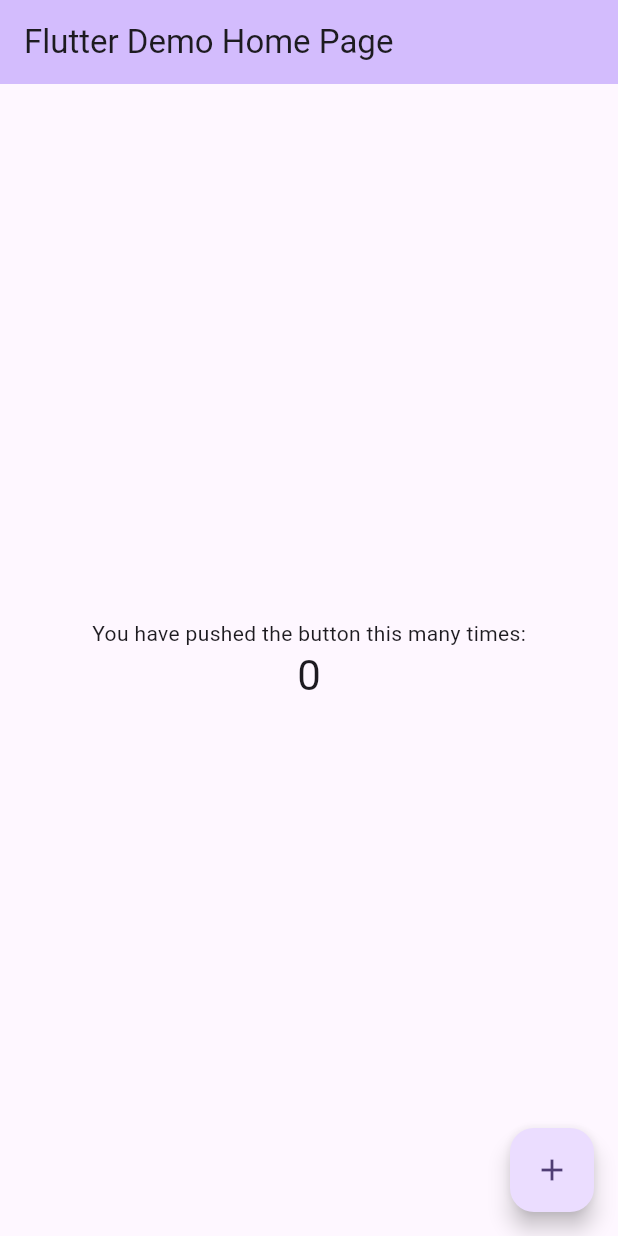
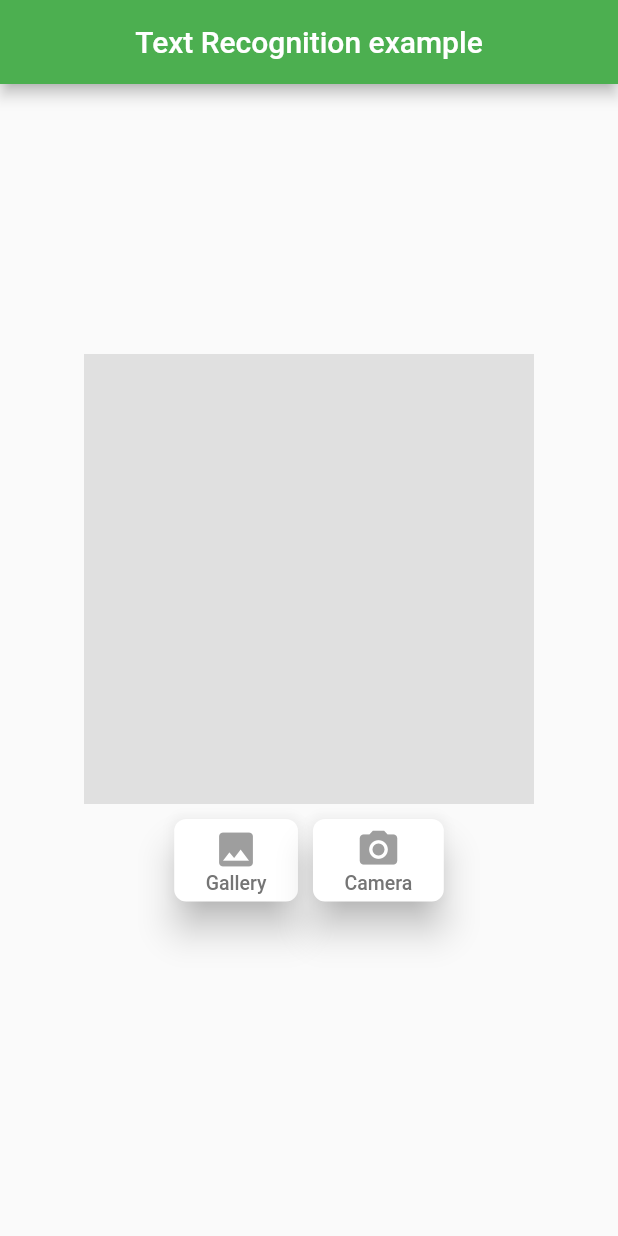
Before and after one commit to Harshrai1023/flutter_image_to_text, a Flutter app: the screen it shows after launch, on a phone screen of 412 x 824 dp. Run offline on Flutter 3.47's test engine with Material 2 defaults, Android fonts, the phone set to English and light mode, and no system bars; our stand-ins replace image_picker; missing offline and left inert: google_mlkit_text_recognition.

Commit message:
Gallery and Camera Functions

```diff
--- a/lib/main.dart
+++ b/lib/main.dart
@@ -1,125 +1,186 @@
+import 'dart:io';
+
 import 'package:flutter/material.dart';
+import 'package:google_mlkit_text_recognition/google_mlkit_text_recognition.dart';
+import 'package:image_picker/image_picker.dart';
 
 void main() {
   runApp(const MyApp());
 }
 
 class MyApp extends StatelessWidget {
-  const MyApp({super.key});
+  const MyApp({Key? key}) : super(key: key);
 
   // This widget is the root of your application.
   @override
   Widget build(BuildContext context) {
     return MaterialApp(
-      title: 'Flutter Demo',
+      debugShowCheckedModeBanner: false,
       theme: ThemeData(
-        // This is the theme of your application.
-        //
-        // TRY THIS: Try running your application with "flutter run". You'll see
-        // the application has a blue toolbar. Then, without quitting the app,
-        // try changing the seedColor in the colorScheme below to Colors.green
-        // and then invoke "hot reload" (save your changes or press the "hot
-        // reload" button in a Flutter-supported IDE, or press "r" if you used
-        // the command line to start the app).
-        //
-        // Notice that the counter didn't reset back to zero; the application
-        // state is not lost during the reload. To reset the state, use hot
-        // restart instead.
-        //
-        // This works for code too, not just values: Most code changes can be
-        // tested with just a hot reload.
-        colorScheme: ColorScheme.fromSeed(seedColor: Colors.deepPurple),
-        useMaterial3: true,
+        primarySwatch: Colors.green,
       ),
-      home: const MyHomePage(title: 'Flutter Demo Home Page'),
+      home: const MyHomePage(),
     );
   }
 }
 
 class MyHomePage extends StatefulWidget {
-  const MyHomePage({super.key, required this.title});
-
-  // This widget is the home page of your application. It is stateful, meaning
-  // that it has a State object (defined below) that contains fields that affect
-  // how it looks.
-
-  // This class is the configuration for the state. It holds the values (in this
-  // case the title) provided by the parent (in this case the App widget) and
-  // used by the build method of the State. Fields in a Widget subclass are
-  // always marked "final".
-
-  final String title;
+  const MyHomePage({Key? key}) : super(key: key);
 
   @override
   State<MyHomePage> createState() => _MyHomePageState();
 }
 
 class _MyHomePageState extends State<MyHomePage> {
-  int _counter = 0;
+  bool textScanning = false;
 
-  void _incrementCounter() {
-    setState(() {
-      // This call to setState tells the Flutter framework that something has
-      // changed in this State, which causes it to rerun the build method below
-      // so that the display can reflect the updated values. If we changed
-      // _counter without calling setState(), then the build method would not be
-      // called again, and so nothing would appear to happen.
-      _counter++;
-    });
+  XFile? imageFile;
+
+  String scannedText = "";
+
+  @override
+  Widget build(BuildContext context) {
+    return Scaffold(
+      appBar: AppBar(
+        centerTitle: true,
+        title: const Text("Text Recognition example"),
+      ),
+      body: Center(
+          child: SingleChildScrollView(
+        child: Container(
+            margin: const EdgeInsets.all(20),
+            child: Column(
+              crossAxisAlignment: CrossAxisAlignment.center,
+              children: [
+                if (textScanning) const CircularProgressIndicator(),
+                if (!textScanning && imageFile == null)
+                  Container(
+                    width: 300,
+                    height: 300,
+                    color: Colors.grey[300]!,
+                  ),
+                if (imageFile != null) Image.file(File(imageFile!.path)),
+                Row(
+                  mainAxisAlignment: MainAxisAlignment.center,
+                  children: [
+                    Container(
+                        margin: const EdgeInsets.symmetric(horizontal: 5),
+                        padding: const EdgeInsets.only(top: 10),
+                        child: ElevatedButton(
+                          style: ElevatedButton.styleFrom(
+                            foregroundColor: Colors.grey,
+                            backgroundColor: Colors.white,
+                            shadowColor: Colors.grey[400],
+                            elevation: 10,
+                            shape: RoundedRectangleBorder(
+                                borderRadius: BorderRadius.circular(8.0)),
+                          ),
+                          onPressed: () {
+                            getImage(ImageSource.gallery);
+                          },
+                          child: Container(
+                            margin: const EdgeInsets.symmetric(
+                                vertical: 5, horizontal: 5),
+                            child: Column(
+                              mainAxisSize: MainAxisSize.min,
+                              children: [
+                                const Icon(
+                                  Icons.image,
+                                  size: 30,
+                                ),
+                                Text(
+                                  "Gallery",
+                                  style: TextStyle(
+                                      fontSize: 13, color: Colors.grey[600]),
+                                )
+                              ],
+                            ),
+                          ),
+                        )),
+                    Container(
+                        margin: const EdgeInsets.symmetric(horizontal: 5),
+                        padding: const EdgeInsets.only(top: 10),
+                        child: ElevatedButton(
+                          style: ElevatedButton.styleFrom(
+                            foregroundColor: Colors.grey,
+                            backgroundColor: Colors.white,
+                            shadowColor: Colors.grey[400],
+                            elevation: 10,
+                            shape: RoundedRectangleBorder(
+                                borderRadius: BorderRadius.circular(8.0)),
+                          ),
+                          onPressed: () {
+                            getImage(ImageSource.camera);
+                          },
+                          child: Container(
+                            margin: const EdgeInsets.symmetric(
+                                vertical: 5, horizontal: 5),
+                            child: Column(
+                              mainAxisSize: MainAxisSize.min,
+                              children: [
+                                const Icon(
+                                  Icons.camera_alt,
+                                  size: 30,
+                                ),
+                                Text(
+                                  "Camera",
+                                  style: TextStyle(
+                                      fontSize: 13, color: Colors.grey[600]),
+                                )
+                              ],
+                            ),
+                          ),
+                        )),
+                  ],
+                ),
+                const SizedBox(
+                  height: 20,
+                ),
+
+                Text(
+                  scannedText,
+                  style: const TextStyle(fontSize: 20),
+                )
+              ],
+            )),
+      )),
+    );
+  }
+
+  void getImage(ImageSource source) async {
+    try {
+      final pickedImage = await ImagePicker().pickImage(source: source);
+      if (pickedImage != null) {
+        textScanning = true;
+        imageFile = pickedImage;
+        setState(() {});
+        getRecognisedText(pickedImage);
+      }
+    } catch (e) {
+      textScanning = false;
+      imageFile = null;
+      scannedText = "Error occured while scanning";
+      setState(() {});
+    }
+  }
+
+  void getRecognisedText(XFile image) async {
+    final inputImage = InputImage.fromFilePath(image.path);
+    final textDetector = TextRecognizer();
+    RecognizedText recognisedText = await textDetector.processImage(inputImage);
+    await textDetector.close();
+    scannedText = "";
+    for (TextBlock block in recognisedText.blocks) {
+      for (TextLine line in block.lines) {
+        scannedText += "${line.text}\n";
+      }
+    }
+    textScanning = false;
+    setState(() {});
   }
 
   @override
-  Widget build(BuildContext context) {
-    // This method is rerun every time setState is called, for instance as done
-    // by the _incrementCounter method above.
-    //
-    // The Flutter framework has been optimized to make rerunning build methods
-    // fast, so that you can just rebuild anything that needs updating rather
-    // than having to individually change instances of widgets.
-    return Scaffold(
-      appBar: AppBar(
-        // TRY THIS: Try changing the color here to a specific color (to
-        // Colors.amber, perhaps?) and trigger a hot reload to see the AppBar
-        // change color while the other colors stay the same.
-        backgroundColor: Theme.of(context).colorScheme.inversePrimary,
-        // Here we take the value from the MyHomePage object that was created by
-        // the App.build method, and use it to set our appbar title.
-        title: Text(widget.title),
-      ),
-      body: Center(
-        // Center is a layout widget. It takes a single child and positions it
-        // in the middle of the parent.
-        child: Column(
-          // Column is also a layout widget. It takes a list of children and
-          // arranges them vertically. By default, it sizes itself to fit its
-          // children horizontally, and tries to be as tall as its parent.
-          //
-          // Column has various properties to control how it sizes itself and
-          // how it positions its children. Here we use mainAxisAlignment to
-          // center the children vertically; the main axis here is the vertical
-          // axis because Columns are vertical (the cross axis would be
-          // horizontal).
-          //
-          // TRY THIS: Invoke "debug painting" (choose the "Toggle Debug Paint"
-          // action in the IDE, or press "p" in the console), to see the
-          // wireframe for each widget.
-          mainAxisAlignment: MainAxisAlignment.center,
-          children: <Widget>[
-            const Text(
-              'You have pushed the button this many times:',
-            ),
-            Text(
-              '$_counter',
-              style: Theme.of(context).textTheme.headlineMedium,
-            ),
-          ],
-        ),
-      ),
-      floatingActionButton: FloatingActionButton(
-        onPressed: _incrementCounter,
-        tooltip: 'Increment',
-        child: const Icon(Icons.add),
-      ), // This trailing comma makes auto-formatting nicer for build methods.
-    );
+  void initState() {
+    super.initState();
   }
 }
```
Also changed, not shown: 1 other file.
